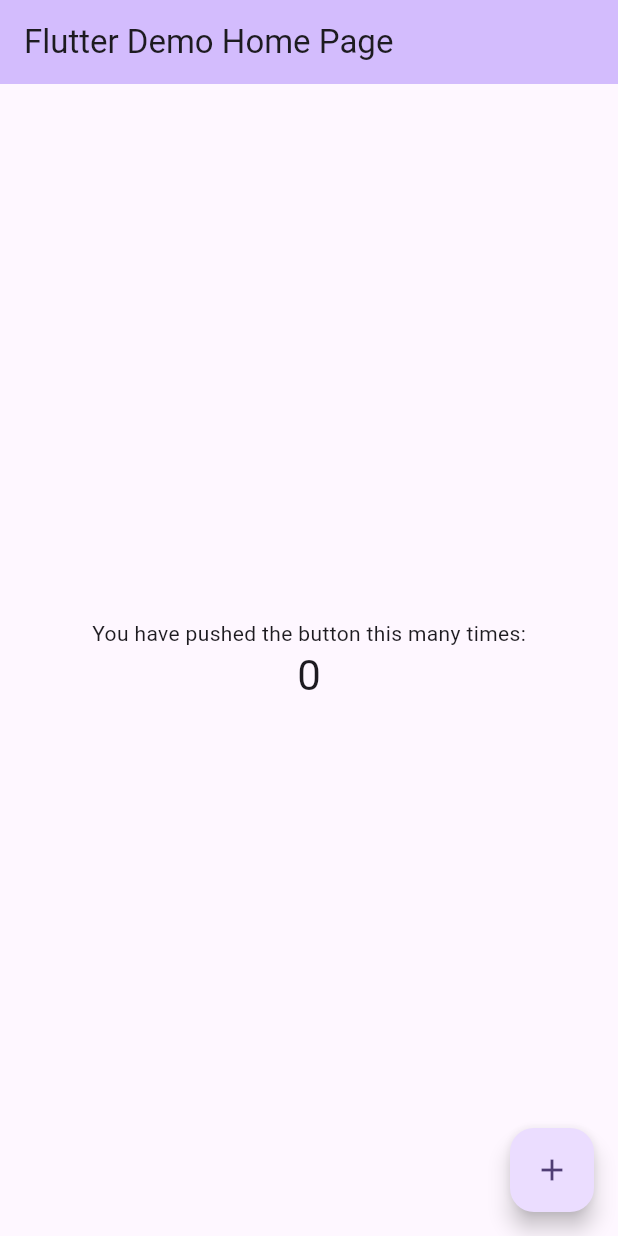
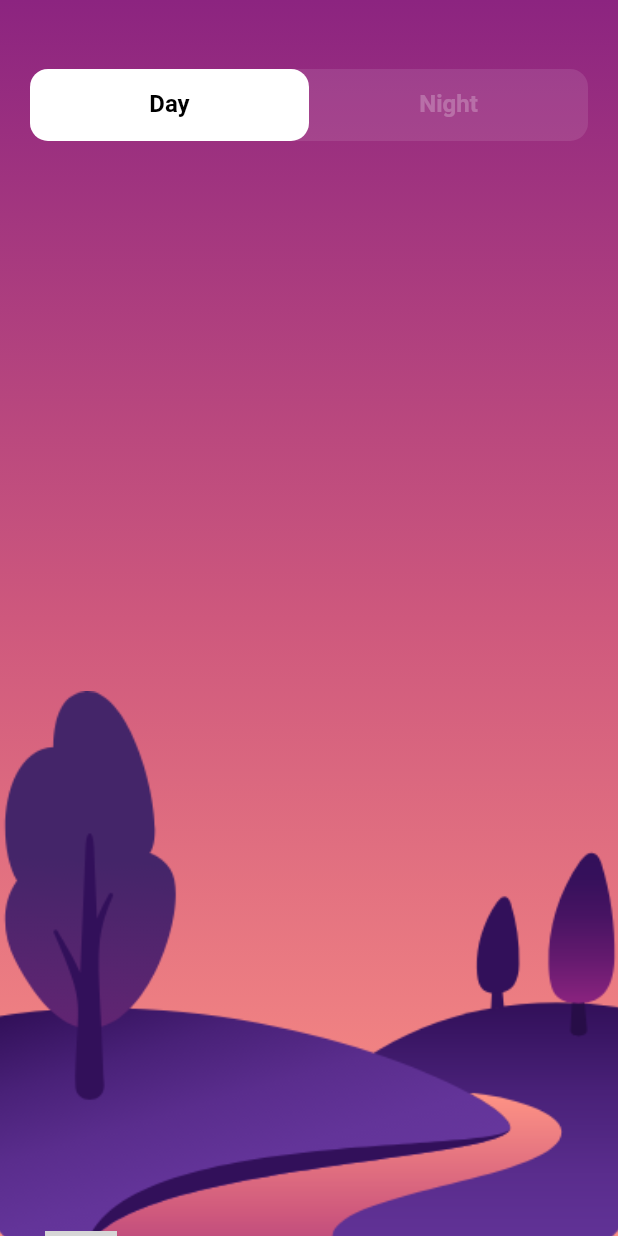
Before and after one commit to davfru/flutter-day-night-animation, a Flutter app: the screen it shows after launch, on a phone screen of 412 x 824 dp. Run offline on Flutter 3.47's test engine with Material 2 defaults, Android fonts, the phone set to English and light mode, and no system bars; our stand-ins replace flutter_svg; grey boxes are pictures that could not be loaded.

Commit message:
init project with Day Night tabs

```diff
--- a/lib/main.dart
+++ b/lib/main.dart
@@ -1,4 +1,5 @@
 import 'package:flutter/material.dart';
+import 'package:flutter_day_night_animation/screens/home_page.dart';
 
 void main() {
   runApp(const MyApp());
@@ -10,116 +11,6 @@ class MyApp extends StatelessWidget {
   // This widget is the root of your application.
   @override
   Widget build(BuildContext context) {
-    return MaterialApp(
-      title: 'Flutter Demo',
-      theme: ThemeData(
-        // This is the theme of your application.
-        //
-        // TRY THIS: Try running your application with "flutter run". You'll see
-        // the application has a blue toolbar. Then, without quitting the app,
-        // try changing the seedColor in the colorScheme below to Colors.green
-        // and then invoke "hot reload" (save your changes or press the "hot
-        // reload" button in a Flutter-supported IDE, or press "r" if you used
-        // the command line to start the app).
-        //
-        // Notice that the counter didn't reset back to zero; the application
-        // state is not lost during the reload. To reset the state, use hot
-        // restart instead.
-        //
-        // This works for code too, not just values: Most code changes can be
-        // tested with just a hot reload.
-        colorScheme: ColorScheme.fromSeed(seedColor: Colors.deepPurple),
-        useMaterial3: true,
-      ),
-      home: const MyHomePage(title: 'Flutter Demo Home Page'),
-    );
+    return MaterialApp(debugShowCheckedModeBanner: false, home: HomePage());
   }
 }
-
-class MyHomePage extends StatefulWidget {
-  const MyHomePage({super.key, required this.title});
-
-  // This widget is the home page of your application. It is stateful, meaning
-  // that it has a State object (defined below) that contains fields that affect
-  // how it looks.
-
-  // This class is the configuration for the state. It holds the values (in this
-  // case the title) provided by the parent (in this case the App widget) and
-  // used by the build method of the State. Fields in a Widget subclass are
-  // always marked "final".
-
-  final String title;
-
-  @override
-  State<MyHomePage> createState() => _MyHomePageState();
-}
-
-class _MyHomePageState extends State<MyHomePage> {
-  int _counter = 0;
-
-  void _incrementCounter() {
-    setState(() {
-      // This call to setState tells the Flutter framework that something has
-      // changed in this State, which causes it to rerun the build method below
-      // so that the display can reflect the updated values. If we changed
-      // _counter without calling setState(), then the build method would not be
-      // called again, and so nothing would appear to happen.
-      _counter++;
-    });
-  }
-
-  @override
-  Widget build(BuildContext context) {
-    // This method is rerun every time setState is called, for instance as done
-    // by the _incrementCounter method above.
-    //
-    // The Flutter framework has been optimized to make rerunning build methods
-    // fast, so that you can just rebuild anything that needs updating rather
-    // than having to individually change instances of widgets.
-    return Scaffold(
-      appBar: AppBar(
-        // TRY THIS: Try changing the color here to a specific color (to
-        // Colors.amber, perhaps?) and trigger a hot reload to see the AppBar
-        // change color while the other colors stay the same.
-        backgroundColor: Theme.of(context).colorScheme.inversePrimary,
-        // Here we take the value from the MyHomePage object that was created by
-        // the App.build method, and use it to set our appbar title.
-        title: Text(widget.title),
-      ),
-      body: Center(
-        // Center is a layout widget. It takes a single child and positions it
-        // in the middle of the parent.
-        child: Column(
-          // Column is also a layout widget. It takes a list of children and
-          // arranges them vertically. By default, it sizes itself to fit its
-          // children horizontally, and tries to be as tall as its parent.
-          //
-          // Column has various properties to control how it sizes itself and
-          // how it positions its children. Here we use mainAxisAlignment to
-          // center the children vertically; the main axis here is the vertical
-          // axis because Columns are vertical (the cross axis would be
-          // horizontal).
-          //
-          // TRY THIS: Invoke "debug painting" (choose the "Toggle Debug Paint"
-          // action in the IDE, or press "p" in the console), to see the
-          // wireframe for each widget.
-          mainAxisAlignment: MainAxisAlignment.center,
-          children: <Widget>[
-            const Text(
-              'You have pushed the button this many times:',
-            ),
-            Text(
-              '$_counter',
-              style: Theme.of(context).textTheme.headlineMedium,
-            ),
-          ],
-        ),
-      ),
-      floatingActionButton: FloatingActionButton(
-        onPressed: _incrementCounter,
-        tooltip: 'Increment',
-        child: const Icon(Icons.add),
-      ), // This trailing comma makes auto-formatting nicer for build methods.
-    );
-  }
-}
--- /dev/null
+++ b/lib/screens/components/land.dart
@@ -0,0 +1,22 @@
+import 'package:flutter/material.dart';
+import 'package:flutter_day_night_animation/screens/size_config.dart';
+
+class Land extends StatelessWidget {
+  const Land({
+    required Key key,
+  }) : super(key: key);
+
+  @override
+  Widget build(BuildContext context) {
+    return Positioned(
+      bottom: getProportionateScreenWidth(-65),
+      left: 0,
+      right: 0,
+      child: Image.asset(
+        "assets/images/land_tree_light.png",
+        height: getProportionateScreenWidth(430),
+        fit: BoxFit.fitHeight,
+      ),
+    );
+  }
+}
--- /dev/null
+++ b/lib/screens/components/tabs.dart
@@ -0,0 +1,41 @@
+import 'package:flutter/material.dart';
+import 'package:flutter_day_night_animation/screens/size_config.dart';
+
+class Tabs extends StatelessWidget {
+  const Tabs({
+    super.key,
+    required this.press,
+  });
+
+  final ValueChanged<int> press;
+
+  @override
+  Widget build(BuildContext context) {
+    return Material(
+      color: Colors.transparent,
+      child: Container(
+        width: SizeConfig.screenWidth,
+        decoration: BoxDecoration(
+          color: Colors.white10,
+          borderRadius: BorderRadius.circular(12),
+        ),
+        child: DefaultTabController(
+          length: 2,
+          child: TabBar(
+            indicator: BoxDecoration(
+              color: Colors.white,
+              borderRadius: BorderRadius.circular(12),
+            ),
+            indicatorColor: Colors.blue,
+            labelStyle:
+                const TextStyle(fontSize: 16, fontWeight: FontWeight.bold),
+            labelColor: Colors.black,
+            unselectedLabelColor: Colors.white24,
+            onTap: press,
+            tabs: const [Tab(text: "Day"), Tab(text: "Night")],
+          ),
+        ),
+      ),
+    );
+  }
+}
--- /dev/null
+++ b/lib/screens/home_page.dart
@@ -0,0 +1,60 @@
+import 'package:flutter/material.dart';
+import 'package:flutter_day_night_animation/screens/components/land.dart';
+import 'package:flutter_day_night_animation/screens/components/rounded_text_field.dart';
+import 'package:flutter_day_night_animation/screens/components/tabs.dart';
+import 'package:flutter_day_night_animation/screens/size_config.dart';
+import 'package:flutter_svg/svg.dart';
+
+class HomePage extends StatefulWidget {
+  @override
+  _HomePageState createState() => _HomePageState();
+}
+
+class _HomePageState extends State<HomePage> {
+  @override
+  Widget build(BuildContext context) {
+    SizeConfig().init(context);
+
+    List<Color> lightBgColors = const [
+      Color(0xFF8C2480),
+      Color(0xFFCE587D),
+      Color(0xFFFF9485),
+    ];
+
+    return Container(
+      width: double.infinity,
+      height: SizeConfig.screenHeight,
+      decoration: BoxDecoration(
+        gradient: LinearGradient(
+          begin: Alignment.topCenter,
+          end: Alignment.bottomCenter,
+          colors: lightBgColors,
+        ),
+      ),
+      child: Stack(
+        children: [
+          Positioned(
+            left: getProportionateScreenWidth(30),
+            bottom: getProportionateScreenWidth(-45),
+            child: SvgPicture.asset("assets/icons/Sun.svg"),
+          ),
+          Land(key: UniqueKey()),
+          Padding(
+            padding: const EdgeInsets.symmetric(horizontal: 20),
+            child: SafeArea(
+              child: Column(
+                crossAxisAlignment: CrossAxisAlignment.start,
+                children: [
+                  const VerticalSpacing(of: 50),
+                  Tabs(
+                    press: (value) {},
+                  ),
+                ],
+              ),
+            ),
+          )
+        ],
+      ),
+    );
+  }
+}
--- /dev/null
+++ b/lib/screens/size_config.dart
@@ -0,0 +1,47 @@
+import 'package:flutter/material.dart';
+
+class SizeConfig {
+  static late MediaQueryData _mediaQueryData;
+  static late double screenWidth;
+  static late double screenHeight;
+  static late double defaultSize;
+  static late Orientation orientation;
+
+  void init(BuildContext context) {
+    _mediaQueryData = MediaQuery.of(context);
+    screenWidth = _mediaQueryData.size.width;
+    screenHeight = _mediaQueryData.size.height;
+    orientation = _mediaQueryData.orientation;
+  }
+}
+
+// Get the proportionate height as per screen size
+double getProportionateScreenHeight(double inputHeight) {
+  double screenHeight = SizeConfig.screenHeight;
+  // Our designer use iPhone 11 , that's why we use 896.0
+  return (inputHeight / 896.0) * screenHeight;
+}
+
+// Get the proportionate height as per screen size
+double getProportionateScreenWidth(double inputWidth) {
+  double screenWidth = SizeConfig.screenWidth;
+  // 414 is the layout width that designer use or you can say iPhone 11  width
+  return (inputWidth / 414.0) * screenWidth;
+}
+
+// For add free space vertically
+class VerticalSpacing extends StatelessWidget {
+  const VerticalSpacing({
+    super.key,
+    this.of = 25,
+  });
+
+  final double of;
+
+  @override
+  Widget build(BuildContext context) {
+    return SizedBox(
+      height: getProportionateScreenHeight(of),
+    );
+  }
+}
```
Also changed, not shown: lib/screens/components/rounded_text_field.dart (added, +44 -0 lines), pubspec.yaml (+4 -3 lines), assets/icons/Sun.svg (added), assets/images/Sun.png (added), assets/images/land_tree_dark.png (added), assets/images/land_tree_light.png (added), assets/images/tree and area.png (added), assets/images/tree_land_night@2x.png (added), pubspec.lock.
